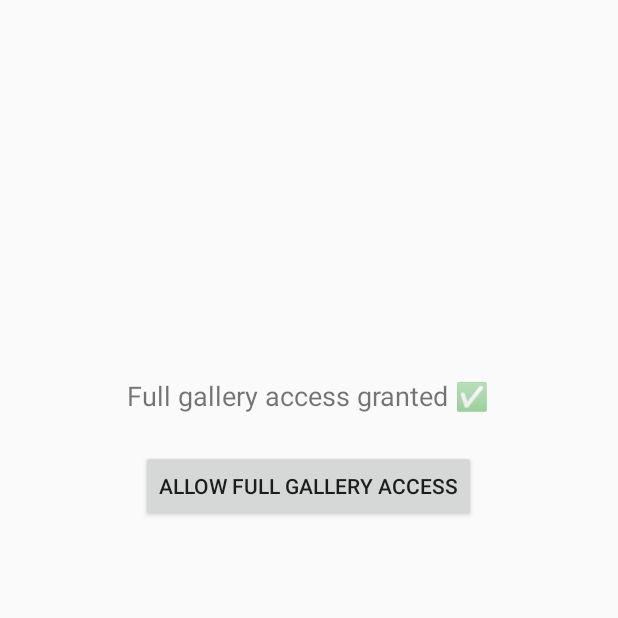
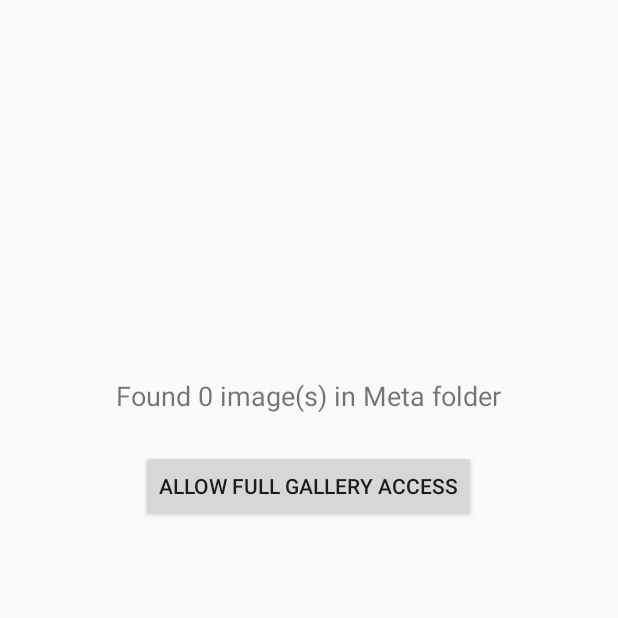
Before and after one commit to neonphyte/ITP_IS19, an Android app built with Jetpack Compose: the screen it shows after launch (MainActivity), after a tap on "ALLOW FULL GALLERY ACCESS", on a phone screen of 412 x 824 dp, the top half of it. Run offline under Robolectric (Android 15) with nearby library versions, the phone set to English and light mode, and no system bars.

```diff
--- /dev/null
+++ b/app/src/main/java/com/example/meta_glasses_prototype/FaceBlurWorker.kt
@@ -0,0 +1,4 @@
+package com.example.meta_glasses_prototype
+
+class FaceBlurWorker {
+}
--- /dev/null
+++ b/app/src/main/java/com/example/meta_glasses_prototype/FileManager.kt
@@ -0,0 +1,4 @@
+package com.example.meta_glasses_prototype
+
+class FileManager {
+}
--- /dev/null
+++ b/app/src/main/java/com/example/meta_glasses_prototype/ImageProcessor.kt
@@ -0,0 +1,4 @@
+package com.example.meta_glasses_prototype
+
+class ImageProcessor {
+}
--- a/app/src/main/java/com/example/meta_glasses_prototype/MainActivity.kt
+++ b/app/src/main/java/com/example/meta_glasses_prototype/MainActivity.kt
@@ -14,6 +14,7 @@ import androidx.appcompat.app.AlertDialog
 import androidx.appcompat.app.AppCompatActivity
 import androidx.core.content.ContextCompat
 import android.content.pm.PackageManager
+import com.example.meta_glasses_prototype.MediaScanner
 
 class MainActivity : AppCompatActivity() {
 
@@ -26,9 +27,16 @@ class MainActivity : AppCompatActivity() {
     ) { permissions ->
         if (arePermissionsFullyGranted()) {
             helloText.text = "Full gallery access granted ✅"
-            // ✅ TODO: You can scan MediaStore or load gallery items here
+
+            // MediaScanner running
+            val imageUris = MediaScanner.getImagesFromMetaFolder(this)
+            helloText.text = "Found ${imageUris.size} image(s) in Meta folder"
+
+            if (imageUris.isNotEmpty()) {
+                imageView.setImageURI(imageUris[0]) // show the first image
+            }
         } else if (Build.VERSION.SDK_INT >= 34) {
-            // ✅ Show dialog only if Android 14+ (API 34) and permission partially granted
+            // Show dialog only if Android 14+ (API 34) and permission partially granted
             showLimitedAccessDialog()
         } else {
             helloText.text = "Access denied ❌"
--- /dev/null
+++ b/app/src/main/java/com/example/meta_glasses_prototype/MediaScanner.kt
@@ -0,0 +1,57 @@
+package com.example.meta_glasses_prototype
+
+import android.content.ContentUris
+import android.content.Context
+import android.database.Cursor
+import android.net.Uri
+import android.os.Build
+import android.provider.MediaStore
+import android.util.Log
+
+object MediaScanner {
+
+    private const val TAG = "MediaScanner"
+    private const val META_FOLDER_NAME = "DCIM/Meta" // 🔁 Adjust if needed
+
+    fun getImagesFromMetaFolder(context: Context): List<Uri> {
+        val imageUris = mutableListOf<Uri>()
+
+        val collection: Uri = MediaStore.Images.Media.EXTERNAL_CONTENT_URI
+        val projection = arrayOf(
+            MediaStore.Images.Media._ID,
+            MediaStore.Images.Media.DISPLAY_NAME,
+            MediaStore.Images.Media.RELATIVE_PATH // Android 10+
+        )
+
+        val selection: String
+        val selectionArgs: Array<String>
+
+        if (Build.VERSION.SDK_INT >= Build.VERSION_CODES.Q) {
+            // Android 10+ — use RELATIVE_PATH
+            selection = "${MediaStore.Images.Media.RELATIVE_PATH} LIKE ?"
+            selectionArgs = arrayOf("%$META_FOLDER_NAME%")
+        } else {
+            // Legacy fallback — scan full path
+            selection = "${MediaStore.Images.Media.DATA} LIKE ?"
+            selectionArgs = arrayOf("%/$META_FOLDER_NAME/%")
+        }
+
+        context.contentResolver.query(
+            collection,
+            projection,
+            selection,
+            selectionArgs,
+            "${MediaStore.Images.Media.DATE_ADDED} DESC"
+        )?.use { cursor ->
+            val idColumn = cursor.getColumnIndexOrThrow(MediaStore.Images.Media._ID)
+
+            while (cursor.moveToNext()) {
+                val id = cursor.getLong(idColumn)
+                val uri = ContentUris.withAppendedId(collection, id)
+                imageUris.add(uri)
+            }
+        } ?: Log.w(TAG, "No images found in Meta folder")
+
+        return imageUris
+    }
+}
```
